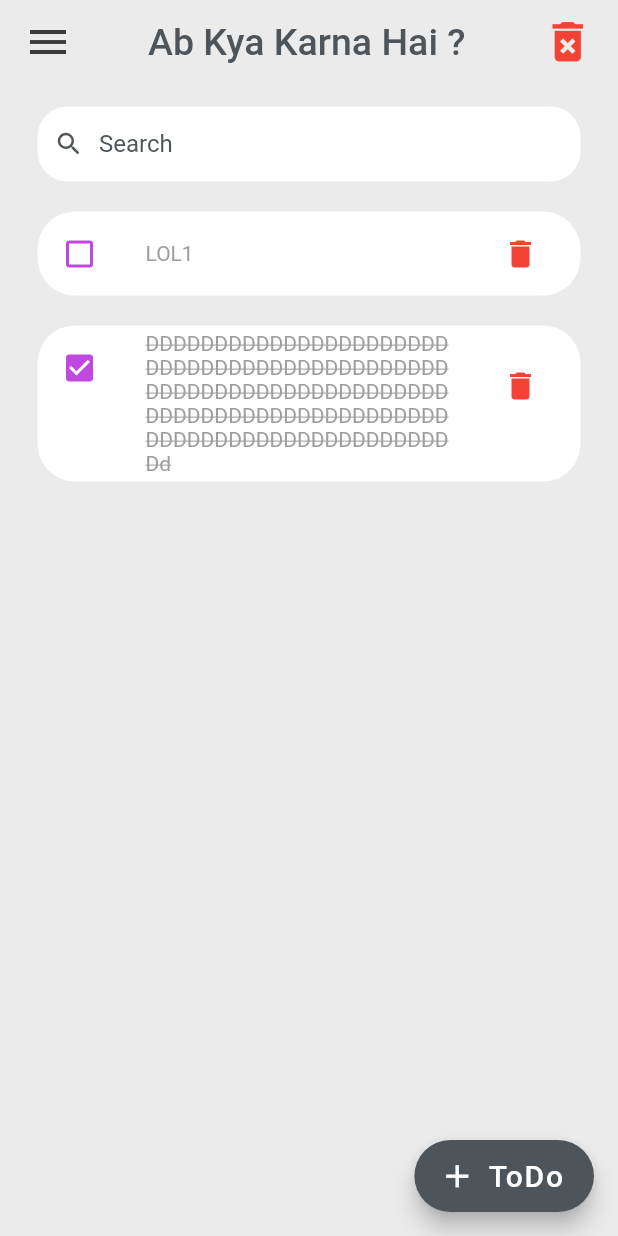
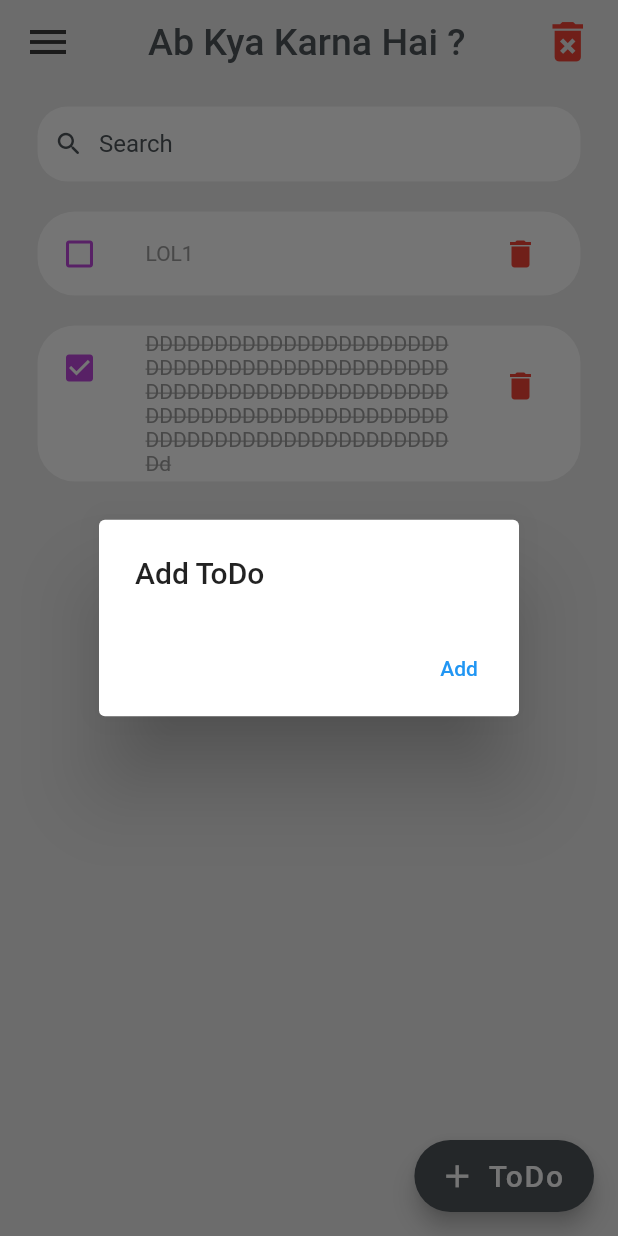
Before and after one commit to Vedansh-Dubey/TODO, a Flutter app: the screen it shows after launch, after a tap on "ToDo", on a phone screen of 412 x 824 dp. Run offline on Flutter 3.47's test engine with Material 2 defaults, Android fonts, the phone set to English and light mode, and no system bars; our stand-ins replace awesome_notifications; missing offline and left inert: cron.

Commit message:
Added local notification

```diff
--- a/lib/main.dart
+++ b/lib/main.dart
@@ -1,20 +1,37 @@
 import 'package:flutter/material.dart';
 import 'package:flutter/services.dart';
-
+import 'package:awesome_notifications/awesome_notifications.dart';
 import 'screens/homepage.dart';
+import 'package:cron/cron.dart';
 
 void main() {
-  runApp(const MyApp());
+  WidgetsFlutterBinding.ensureInitialized();
+
+  AwesomeNotifications().initialize(null, // icon for your app notification
+      [
+        NotificationChannel(
+            channelKey: 'key1',
+            channelName: 'Dubeyji Todo',
+            channelDescription: "Notification example",
+            defaultColor: const Color(0XFF9050DD),
+            ledColor: Colors.white,
+            playSound: true,
+            enableLights: true,
+            enableVibration: true)
+      ]);
+
+  runApp(MyApp());
 }
 
 class MyApp extends StatelessWidget {
-  const MyApp({super.key});
-
+  MyApp({super.key});
   // This widget is the root of your application.
   @override
   Widget build(BuildContext context) {
     SystemChrome.setSystemUIOverlayStyle(
         const SystemUiOverlayStyle(statusBarColor: Colors.transparent));
+    ScheduleTask1();
+    ScheduleTask2();
     return MaterialApp(
       debugShowCheckedModeBanner: false,
       title: 'TODO App',
@@ -22,3 +39,45 @@ class MyApp extends StatelessWidget {
     );
   }
 }
+
+final cron1 = Cron();
+void ScheduleTask1() async {
+  cron1.schedule(Schedule.parse("00 30 06 * * *"), () async {
+    print("Executing task: ${DateTime.now()}");
+    notify1();
+  });
+}
+
+final cron2 = Cron();
+void ScheduleTask2() async {
+  cron2.schedule(Schedule.parse("00 15 21 * * *"), () async {
+    print("Executing task: ${DateTime.now()}");
+    notify2();
+  });
+}
+
+void notify2() async {
+  await AwesomeNotifications().createNotification(
+    content: NotificationContent(
+      id: 1,
+      channelKey: 'key1',
+      title:
+          'Hey Buddy!! ${Emojis.smile_grinning_face}${Emojis.smile_grinning_face}',
+      body:
+          'Have a look if you are done for the day ${Emojis.smile_smiling_face_with_halo}',
+    ),
+  );
+}
+
+void notify1() async {
+  await AwesomeNotifications().createNotification(
+    content: NotificationContent(
+      id: 2,
+      channelKey: 'key1',
+      title:
+          'Holaaaa! Good Morning ${Emojis.smile_grinning_face}${Emojis.smile_grinning_face}',
+      body:
+          "Have a plan where to start the day from?? ${Emojis.smile_thinking_face}",
+    ),
+  );
+}
--- a/lib/screens/homepage.dart
+++ b/lib/screens/homepage.dart
@@ -1,7 +1,7 @@
 import 'package:flutter/material.dart';
-import 'package:flutter/services.dart';
 import 'package:todo/constants/colors.dart';
 import '../model/todo_model.dart';
+import '../widgets/searchbox.dart';
 import '../widgets/todolist.dart';
 
 class Home extends StatelessWidget {
@@ -9,7 +9,7 @@ class Home extends StatelessWidget {
   final todoList = Todo.todoList();
   @override
   Widget build(BuildContext context) {
-    final Color bg = Color.fromARGB(255, 235, 235, 235),
+    Color bg = const Color.fromARGB(255, 235, 235, 235),
         dark = const Color.fromARGB(255, 78, 85, 90);
     return Scaffold(
       backgroundColor: bg,
@@ -20,7 +20,7 @@ class Home extends StatelessWidget {
             padding: const EdgeInsets.symmetric(horizontal: 25, vertical: 15),
             child: Column(
               children: [
-                searchBox(),
+                SearchBox(),
                 Expanded(
                   child: ListView(
                     children: [
@@ -35,46 +35,32 @@ class Home extends StatelessWidget {
       ),
       // floatingActionButtonLocation: FloatingActionButtonLocation.centerFloat,
       floatingActionButton: FloatingActionButton.extended(
-        onPressed: () {},
-
-        label: Text('ToDo', style: TextStyle(fontSize: 20)),
-        icon: Icon(
+        onPressed: () {
+          showDialog(
+            context: context,
+            builder: (context) {
+              return Container(
+                child: AlertDialog(
+                  title: const Text('Add ToDo'),
+                  actions: [
+                    TextButton(
+                      onPressed: () {
+                        Navigator.pop(context);
+                      },
+                      child: Text('Add'),
+                    )
+                  ],
+                ),
+              );
+            },
+          );
+        },
+        label: const Text('ToDo', style: TextStyle(fontSize: 20)),
+        icon: const Icon(
           Icons.add,
           size: 25,
         ),
         backgroundColor: dark,
-      ),
-    );
-  }
-
-  Widget searchBox() {
-    final Color bg = Color.fromARGB(255, 116, 88, 88),
-        dark = const Color.fromARGB(255, 78, 85, 90);
-    return Container(
-      padding: const EdgeInsets.all(1),
-      decoration: BoxDecoration(
-        color: Colors.white,
-        borderRadius: BorderRadius.circular(20),
-      ),
-      child: TextField(
-        decoration: InputDecoration(
-          contentPadding: const EdgeInsets.all(6),
-          prefixIcon: Padding(
-            padding: const EdgeInsets.symmetric(horizontal: 10),
-            child: Icon(
-              Icons.search_rounded,
-              color: dark,
-              size: 20,
-            ),
-          ),
-          prefixIconConstraints: const BoxConstraints(
-            maxHeight: 20,
-            minWidth: 25,
-          ),
-          border: InputBorder.none,
-          hintText: 'Search',
-          hintStyle: TextStyle(color: dark),
-        ),
       ),
     );
   }
--- /dev/null
+++ b/lib/widgets/searchbox.dart
@@ -0,0 +1,37 @@
+import 'package:flutter/material.dart';
+
+class SearchBox extends StatelessWidget {
+   SearchBox({super.key});
+   Color bg = const Color.fromARGB(255, 116, 88, 88),
+        dark = const Color.fromARGB(255, 78, 85, 90);
+  @override
+  Widget build(BuildContext context) {
+    return Container(
+      padding: const EdgeInsets.all(1),
+      decoration: BoxDecoration(
+        color: Colors.white,
+        borderRadius: BorderRadius.circular(20),
+      ),
+      child: TextField(
+        decoration: InputDecoration(
+          contentPadding: const EdgeInsets.all(6),
+          prefixIcon: Padding(
+            padding: const EdgeInsets.symmetric(horizontal: 10),
+            child: Icon(
+              Icons.search_rounded,
+              color: dark,
+              size: 20,
+            ),
+          ),
+          prefixIconConstraints: const BoxConstraints(
+            maxHeight: 20,
+            minWidth: 25,
+          ),
+          border: InputBorder.none,
+          hintText: 'Search',
+          hintStyle: TextStyle(color: dark),
+        ),
+      ),
+    );
+  }
+}
--- a/pubspec.yaml
+++ b/pubspec.yaml
@@ -36,6 +36,8 @@ dependencies:
   # The following adds the Cupertino Icons font to your application.
   # Use with the CupertinoIcons class for iOS style icons.
   cupertino_icons: ^1.0.2
+  awesome_notifications: ^0.7.4+1
+  cron: ^0.5.1
 
 dev_dependencies:
   flutter_test:
```
Also changed, not shown: pubspec.lock, 6 other files.
